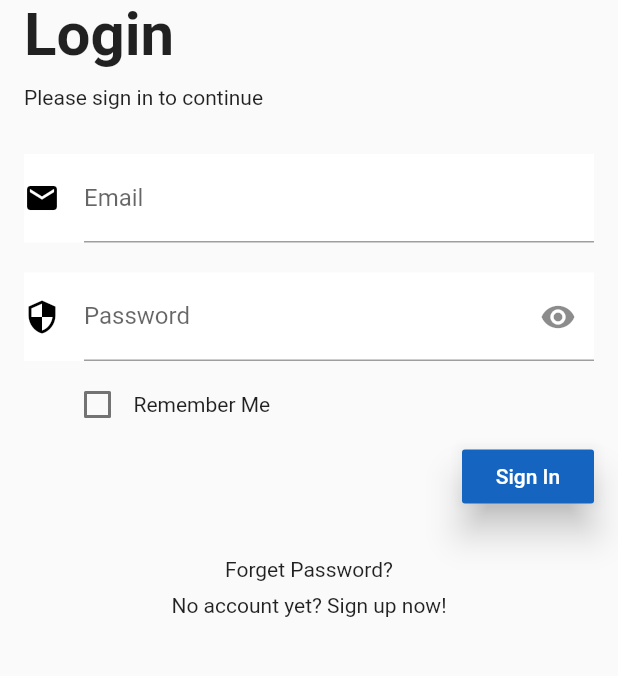
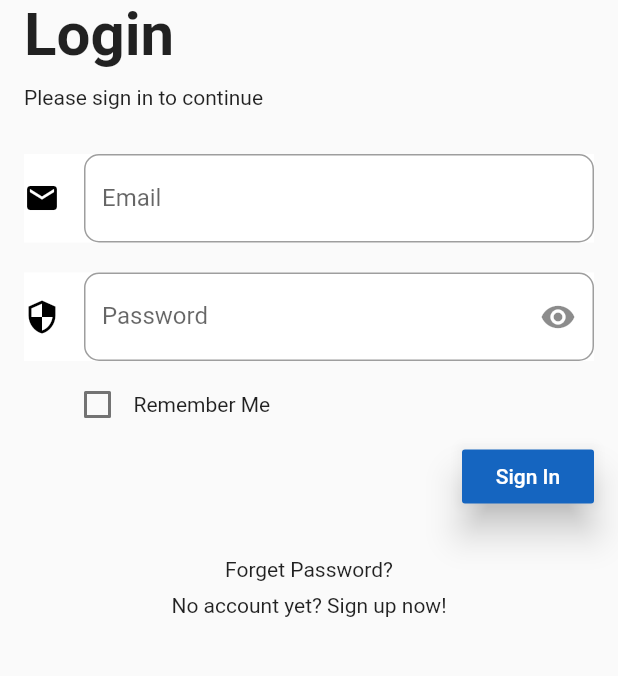
Before and after one commit to behhehong/UUM-FYP, a Flutter app: the screen it shows after launch, on a phone screen of 412 x 824 dp, the part 485-1161 px from its top. Run offline on Flutter 3.47's test engine with Material 2 defaults, Android fonts, the phone set to English and light mode, and no system bars; our stand-ins replace email_validator, fluttertoast, font_awesome_flutter, google_fonts, shared_preferences; missing offline and left inert: linear_progress_bar.

Commit message:
version 0.1

```diff
--- a/lib/data/data.dart
+++ b/lib/data/data.dart
@@ -1,7 +1,8 @@
 import '../models/questionmodel.dart';
 
+List<QuestionModel> questions = <QuestionModel>[];
+
 List<QuestionModel> getQuestion() {
-  List<QuestionModel> questions = <QuestionModel>[];
   QuestionModel questionModel = QuestionModel(
     question: '',
     answer: '',
--- a/lib/login.dart
+++ b/lib/login.dart
@@ -72,12 +72,23 @@ class _LoginPageState extends State<LoginPage> {
                           color: Colors.white,
                           child: TextFormField(
                             controller: emailController,
-                            decoration: const InputDecoration(
-                                labelText: "Email",
-                                icon: Icon(
-                                  Icons.email,
-                                  color: Colors.black,
-                                )),
+                            decoration: InputDecoration(
+                              labelText: "Email",
+                              icon: const Icon(
+                                Icons.email,
+                                color: Colors.black,
+                              ),
+                              enabledBorder: OutlineInputBorder(
+                                borderRadius: BorderRadius.circular(10.0),
+                                borderSide:
+                                    const BorderSide(color: Colors.grey),
+                              ),
+                              focusedBorder: OutlineInputBorder(
+                                borderRadius: BorderRadius.circular(10.0),
+                                borderSide: const BorderSide(
+                                    color: Color.fromARGB(255, 9, 56, 95)),
+                              ),
+                            ),
                             validator: (value) {
                               if (value == null || value.isEmpty) {
                                 return 'Please enter valid email';
@@ -105,6 +116,16 @@ class _LoginPageState extends State<LoginPage> {
                               icon: const Icon(
                                 Icons.security_outlined,
                                 color: Colors.black,
+                              ),
+                              enabledBorder: OutlineInputBorder(
+                                borderRadius: BorderRadius.circular(10.0),
+                                borderSide:
+                                    const BorderSide(color: Colors.grey),
+                              ),
+                              focusedBorder: OutlineInputBorder(
+                                borderRadius: BorderRadius.circular(10.0),
+                                borderSide: const BorderSide(
+                                    color: Color.fromARGB(255, 9, 56, 95)),
                               ),
                               suffixIcon: IconButton(
                                 icon: Icon(_isObscure
@@ -174,7 +195,7 @@ class _LoginPageState extends State<LoginPage> {
                         padding: EdgeInsets.only(top: 8.0),
                         child: Text("No account yet? Sign up now!"),
                       ),
-                    )
+                    ),
                   ],
                 ),
               ),
--- a/lib/main.dart
+++ b/lib/main.dart
@@ -2,7 +2,9 @@ import 'package:flutter/material.dart';
 import 'package:flutter_final_year_project/homepage.dart';
 import 'package:flutter_final_year_project/models/user.dart';
 import 'package:flutter_final_year_project/profile.dart';
+import 'package:flutter_final_year_project/report.dart';
 import 'package:flutter_final_year_project/result.dart';
+import 'package:flutter_final_year_project/signup.dart';
 import 'package:flutter_final_year_project/splashscreen.dart';
 import 'package:flutter_final_year_project/login.dart';
 import 'package:flutter_final_year_project/survey1.dart';
--- a/lib/profile.dart
+++ b/lib/profile.dart
@@ -59,7 +59,7 @@ class _ProfileState extends State<Profile> {
                     children: [
                       const Text(
                         "First Name",
-                        style: const TextStyle(
+                        style: TextStyle(
                             color: Colors.black,
                             fontSize: 15,
                             fontWeight: FontWeight.bold),
@@ -70,7 +70,7 @@ class _ProfileState extends State<Profile> {
                         decoration: BoxDecoration(
                             border: Border.all(color: Colors.grey),
                             borderRadius: const BorderRadius.all(
-                              const Radius.circular(5),
+                              Radius.circular(5),
                             )),
                         child: Padding(
                           padding: const EdgeInsets.only(left: 8.0),
@@ -114,7 +114,7 @@ class _ProfileState extends State<Profile> {
                       ),
                       const SizedBox(height: 20),
                       const Text(
-                        "Email Name",
+                        "Email Address",
                         style: TextStyle(
                             color: Colors.black,
                             fontSize: 15,
--- a/lib/splashscreen.dart
+++ b/lib/splashscreen.dart
@@ -17,7 +17,7 @@ class _SplashScreenState extends State<SplashScreen> {
     Timer(
         const Duration(seconds: 4),
         () => Navigator.pushReplacement(
-            context, MaterialPageRoute(builder: (context) => LoginPage())));
+            context, MaterialPageRoute(builder: (context) => const LoginPage())));
   }
 
   @override
--- a/lib/survey1.dart
+++ b/lib/survey1.dart
@@ -31,7 +31,7 @@ class _Survey1State extends State<Survey1> {
                   Column(mainAxisAlignment: MainAxisAlignment.end, children: [
                 Align(
                   alignment: Alignment.centerLeft,
-                  child: Text("Welcome to Test Awareness 1",
+                  child: Text("Welcome to Survey Awareness 1",
                       style: GoogleFonts.roboto(
                         fontSize: 30,
                         fontWeight: FontWeight.bold,
```
Also changed, not shown: lib/report.dart (added, +157 -0 lines), lib/signup.dart (+7 -8 lines), lib/surveypage.dart (+3 -7 lines), pubspec.lock.
